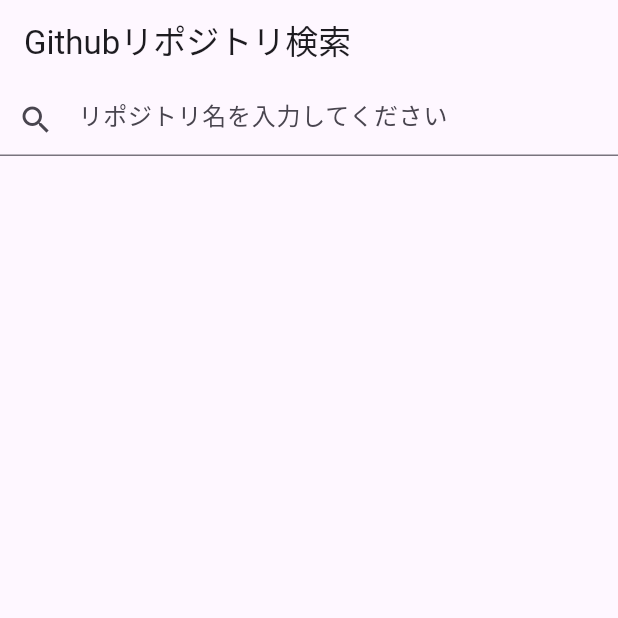
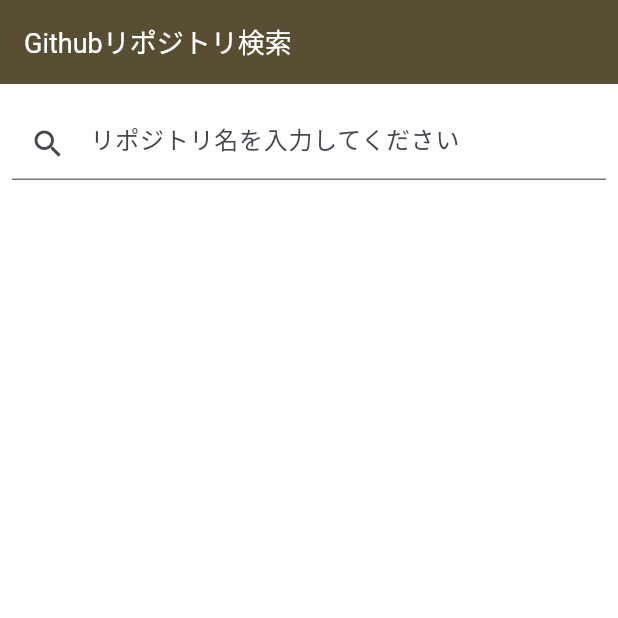
Before and after one commit to shunsuke459/repository_search, a Flutter app: the screen it shows after launch, on a phone screen of 412 x 824 dp, the top half of it. Run offline on Flutter 3.47's test engine with Material 2 defaults, Android fonts, the phone set to English and light mode, and no system bars; our stand-ins replace dio, flutter_riverpod, freezed_annotation, pretty_dio_logger.

Commit message:
add: 検索ページのデザイン実装

```diff
--- a/lib/page/search/search_repository_page.dart
+++ b/lib/page/search/search_repository_page.dart
@@ -1,7 +1,8 @@
 import 'package:flutter/material.dart';
 import 'package:flutter_riverpod/flutter_riverpod.dart';
 import 'package:repository_search/page/search/presenter/repository_list_presenter.dart';
-import 'package:repository_search/page/search_result/search_result_page.dart';
+import 'package:repository_search/page/search/widget/repository_list_item.dart';
+import 'package:repository_search/page/widget/primary_app_bar.dart';
 import 'package:repository_search/theme/app_theme_color.dart';
 
 class SearchRepositoryPage extends ConsumerWidget {
@@ -12,46 +13,58 @@ class SearchRepositoryPage extends ConsumerWidget {
 
   @override
   Widget build(BuildContext context, WidgetRef ref) {
-    final asyncSearchResultList = ref.watch(repositoryListPresenterProvider);
+    final asyncRepositoryList = ref.watch(repositoryListPresenterProvider);
 
     return GestureDetector(
       onTap: () => FocusScope.of(context).unfocus(),
       child: Scaffold(
-        appBar: AppBar(
-          title: const Text('Githubリポジトリ検索'),
+        appBar: PrimaryAppBar(
+          title: 'Githubリポジトリ検索',
+          automaticallyImplyLeading: false,
         ),
-        body: Form(
+        body: Container(
+          color: AppThemeColor.white.color,
+          child: Form(
             key: formGlobalKey,
             child: Column(
               children: [
-              TextFormField(
+                const SizedBox(height: 16),
+                Padding(
+                  padding: const EdgeInsets.symmetric(horizontal: 8),
+                  child: TextFormField(
                     controller: controller,
                     onFieldSubmitted: (text) => _onFieldSubmitted(ref, text),
                     validator: (value) => value!.isEmpty ? '入力してください' : null,
+                    cursorColor: AppThemeColor.primaryDark.color,
                     decoration: InputDecoration(
                       hintText: 'リポジトリ名を入力してください',
                       prefixIcon: InkWell(
                         onTap: () => _onFieldSubmitted(ref, controller.text),
                         child: const Icon(Icons.search),
                       ),
+                      focusedBorder: UnderlineInputBorder(
+                        borderSide: BorderSide(
+                          color: AppThemeColor.primaryDark.color,
+                          width: 2,
                         ),
                       ),
-              asyncSearchResultList.when(
-                data: (searchResultList) {
+                    ),
+                  ),
+                ),
+                asyncRepositoryList.when(
+                  data: (repositoryList) {
                     return Expanded(
+                      child: Padding(
+                        padding: const EdgeInsets.symmetric(
+                          horizontal: 20,
+                          vertical: 8,
+                        ),
                         child: SingleChildScrollView(
                           child: Column(
-                        children: searchResultList.map((searchResult) {
-                          return InkWell(
-                            onTap: () => Navigator.of(context).push(
-                              MaterialPageRoute(
-                                builder: (context) => SearchResultPage(
-                                    title: searchResult.name ?? ''),
+                            children: repositoryList.map((repository) {
+                              return RepositoryListItem(repository: repository);
+                            }).toList(),
                           ),
-                            ),
-                            child: Text(searchResult.name ?? ''),
-                          );
-                        }).toList(),
                         ),
                       ),
                     );
@@ -94,6 +107,7 @@ class SearchRepositoryPage extends ConsumerWidget {
             ),
           ),
         ),
+      ),
     );
   }
 
```
Also changed, not shown: lib/page/search/widget/repository_list_item.dart (added, +41 -0 lines). Lines whose indentation alone changed are shown as unchanged.
